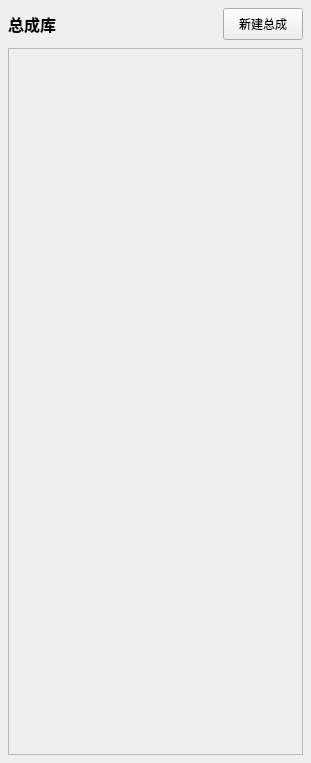
The window that SchemeGalleryWidget.ui (asd977/FlexSimulate) describes before a commit, drawn with Qt 5.
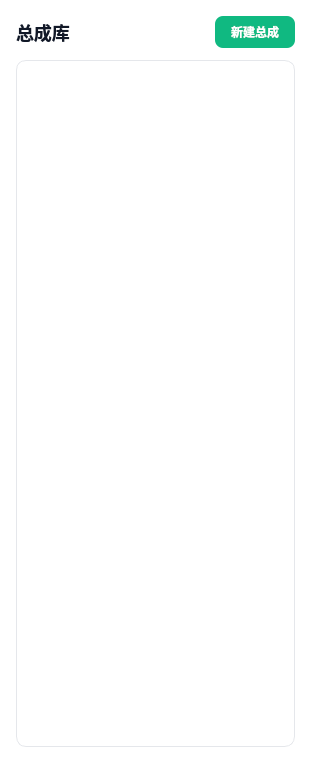
The same window after the commit. Icons and pictures are not drawn.

Commit message: Refine UI styling for main layout

```diff
--- a/SchemeGalleryWidget.ui
+++ b/SchemeGalleryWidget.ui
@@ -13,33 +13,72 @@
   <property name="windowTitle">
    <string>总成库</string>
   </property>
+  <property name="styleSheet">
+   <string notr="true">QWidget#SchemeGalleryWidget {
+    background-color: transparent;
+    color: #1f2933;
+    font-family: "Microsoft YaHei", "PingFang SC", sans-serif;
+    font-size: 14px;
+}
+
+QLabel#titleLabel {
+    font-size: 18px;
+    font-weight: 600;
+    color: #111827;
+}
+
+QPushButton#newSchemeButton {
+    background-color: #10b981;
+    color: #ffffff;
+    border-radius: 8px;
+    padding: 6px 16px;
+    font-weight: 500;
+}
+
+QPushButton#newSchemeButton:hover {
+    background-color: #059669;
+}
+
+QPushButton#newSchemeButton:pressed {
+    background-color: #047857;
+}
+
+QScrollArea {
+    border: 1px solid #e5e7eb;
+    border-radius: 10px;
+    background-color: #ffffff;
+}
+
+QScrollArea QWidget {
+    background-color: transparent;
+}
+
+</string>
+  </property>
   <layout class="QVBoxLayout" name="verticalLayout_root">
    <property name="spacing">
-    <number>8</number>
+    <number>12</number>
    </property>
    <property name="leftMargin">
-    <number>8</number>
+    <number>16</number>
    </property>
    <property name="topMargin">
-    <number>8</number>
+    <number>16</number>
    </property>
    <property name="rightMargin">
-    <number>8</number>
+    <number>16</number>
    </property>
    <property name="bottomMargin">
-    <number>8</number>
+    <number>16</number>
    </property>
    <item>
     <layout class="QHBoxLayout" name="toolbarLayout">
      <item>
-      <widget class="QLabel" name="titleLabel">
-       <property name="styleSheet">
-        <string notr="true">font-size:16px; font-weight:600;</string>
-       </property>
-       <property name="text">
-        <string>总成库</string>
-       </property>
-      </widget>
+     <widget class="QLabel" name="titleLabel">
+      <property name="text">
+       <string>总成库</string>
+      </property>
+     </widget>
      </item>
      <item>
       <spacer name="toolbarSpacer">
@@ -95,19 +134,19 @@
       </property>
       <layout class="QGridLayout" name="gridLayout">
        <property name="leftMargin">
-        <number>8</number>
+        <number>16</number>
        </property>
        <property name="topMargin">
-        <number>8</number>
+        <number>16</number>
        </property>
        <property name="rightMargin">
-        <number>8</number>
+        <number>16</number>
        </property>
        <property name="bottomMargin">
-        <number>8</number>
+        <number>16</number>
        </property>
        <property name="spacing">
-        <number>16</number>
+        <number>20</number>
        </property>
       </layout>
      </widget>
```
The commit also changes 1 other file.
